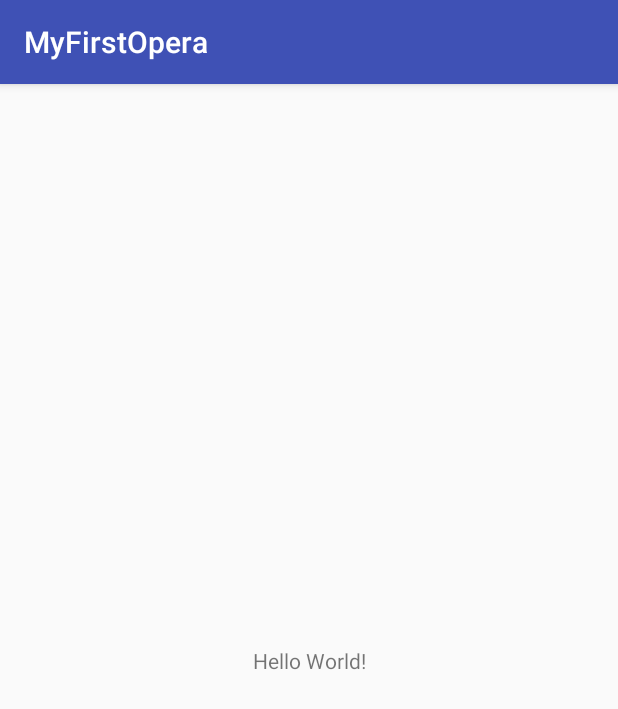
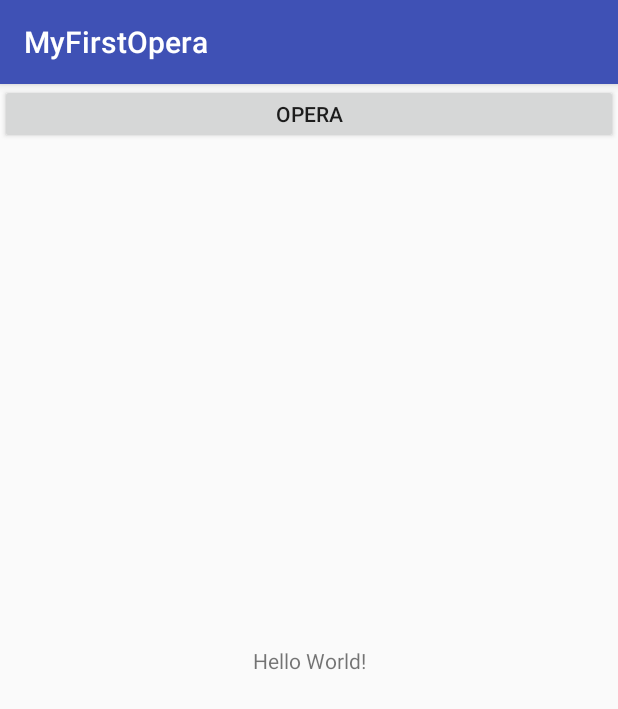
Before and after one commit to tanzhongcheng/MyFirstOpera, an Android app: the screen it shows after launch (MainActivity), on a phone screen of 412 x 824 dp. Shown: the top 709 px of the screen. Run offline under Robolectric (Android 15) with nearby library versions, the phone set to English and light mode, and no system bars.

Commit message:
添加按钮

```diff
--- a/app/src/main/res/layout/activity_main.xml
+++ b/app/src/main/res/layout/activity_main.xml
@@ -14,5 +14,10 @@
         app:layout_constraintLeft_toLeftOf="parent"
         app:layout_constraintRight_toRightOf="parent"
         app:layout_constraintTop_toTopOf="parent" />
+    <Button
+        android:layout_width="match_parent"
+        android:layout_height="40dp"
+        android:text="@string/opera"
+        />
 
 </android.support.constraint.ConstraintLayout>
--- a/app/src/main/res/values/strings.xml
+++ b/app/src/main/res/values/strings.xml
@@ -1,3 +1,4 @@
 <resources>
     <string name="app_name">MyFirstOpera</string>
+    <string name="opera">opera</string>
 </resources>
```
